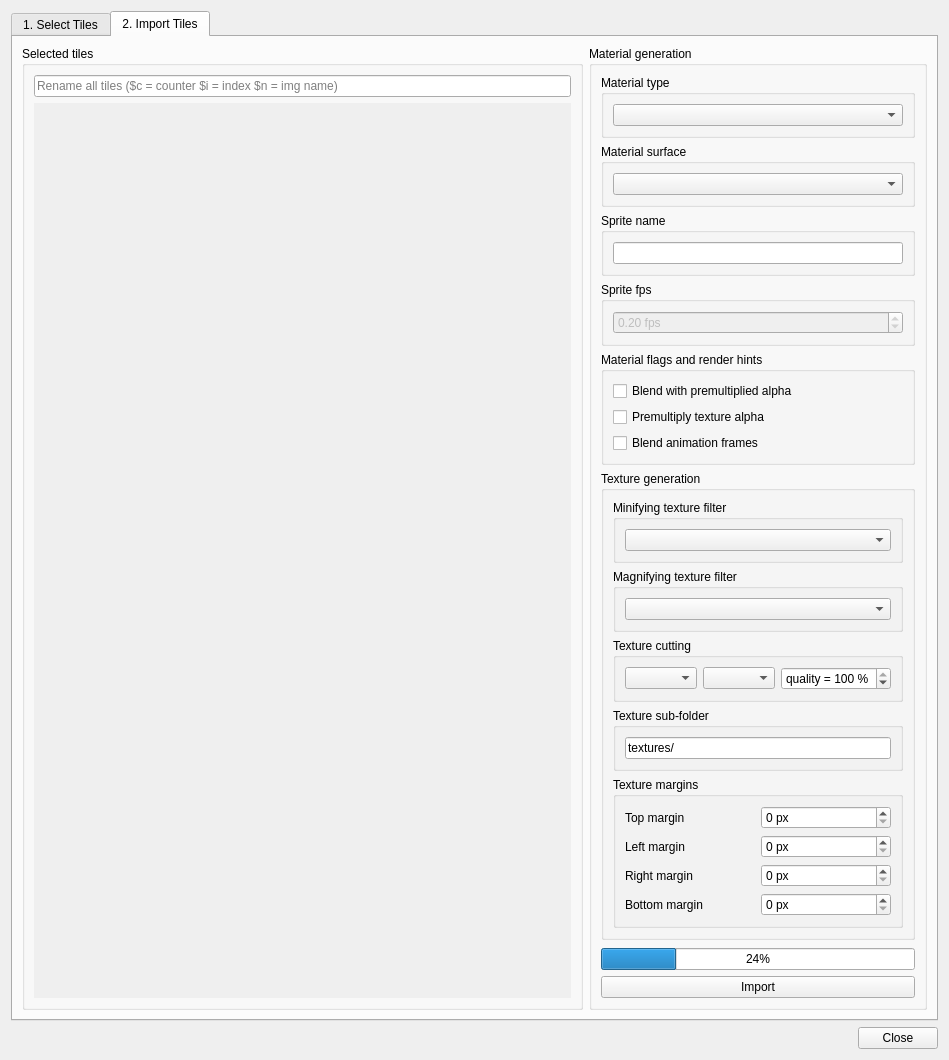
ensisoft/detonator, file editor/gui/dlgtileimport.ui: the form before one commit.
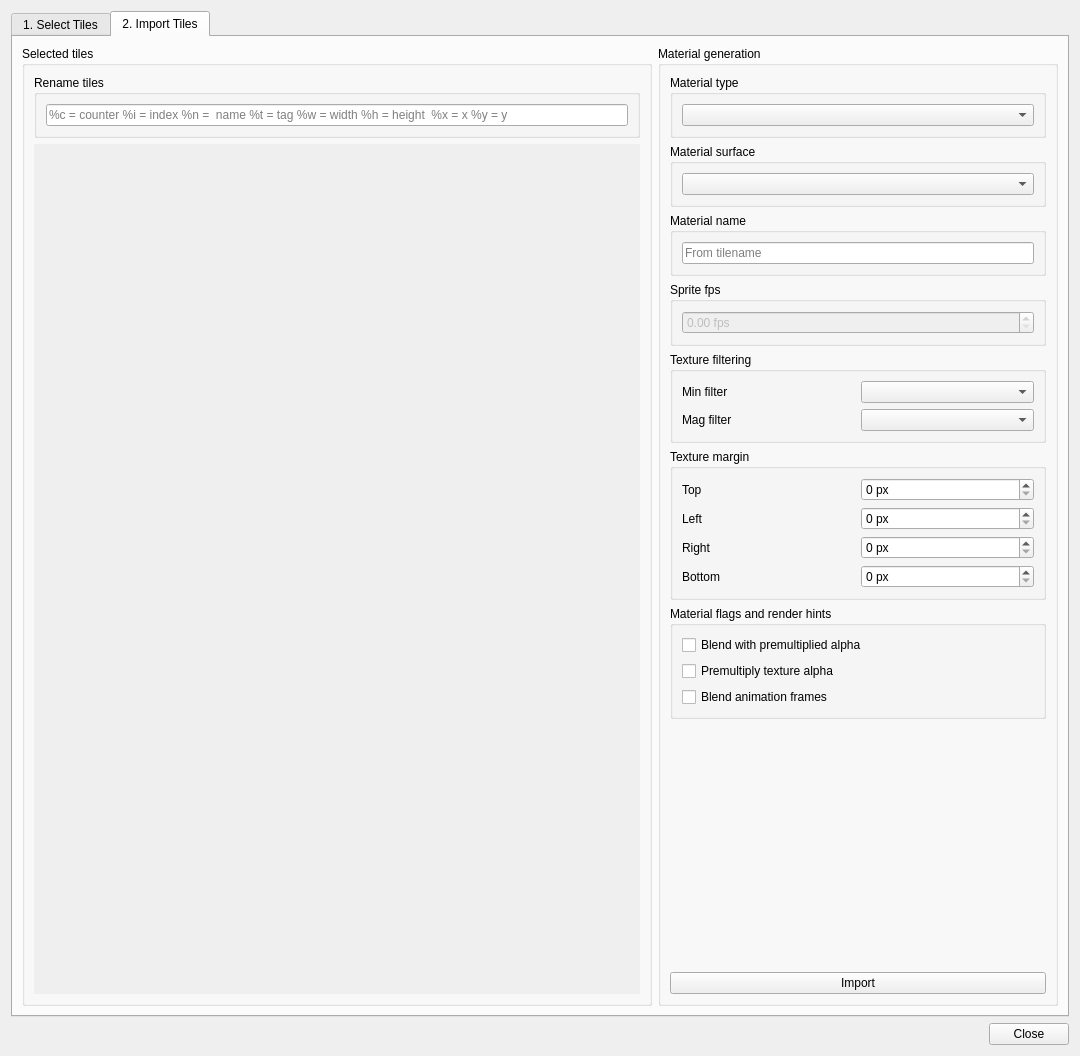
The form after the commit. The open tabs and pages were chosen to show the change. Icons and pictures are not drawn. Custom widgets are drawn as their Qt base class.

Commit message:
Refactor and enhance DlgTileImport in editor
Refactor and enhance DlgTileImport in editor.
- Load geometry before showing the dialog for smoother UX.
- Load other state after the dialog has been shown for smoother UX.
- Refactor the JSON loading to use the functionality in imgpack.cpp.
- Remove the texture cutting stuff. It now lives in DlgImgView.
- Add UI for min, mag texture filtering. These are initialized from
  the JSON initially.

```diff
--- a/editor/gui/dlgtileimport.ui
+++ b/editor/gui/dlgtileimport.ui
@@ -6,8 +6,8 @@
    <rect>
     <x>0</x>
     <y>0</y>
-    <width>949</width>
-    <height>1059</height>
+    <width>1080</width>
+    <height>1056</height>
    </rect>
   </property>
   <property name="windowTitle">
@@ -232,10 +232,22 @@
          </property>
          <layout class="QVBoxLayout" name="verticalLayout_4">
           <item>
-           <widget class="QLineEdit" name="renameTiles">
-            <property name="placeholderText">
-             <string>Rename all tiles ($c = counter $i = index $n = img name)</string>
+           <widget class="QGroupBox" name="groupBox_9">
+            <property name="title">
+             <string>Rename tiles</string>
             </property>
+            <property name="flat">
+             <bool>true</bool>
+            </property>
+            <layout class="QVBoxLayout" name="verticalLayout_12">
+             <item>
+              <widget class="QLineEdit" name="renameTemplate">
+               <property name="placeholderText">
+                <string>%c = counter %i = index %n =  name %t = tag %w = width %h = height  %x = x %y = y</string>
+               </property>
+              </widget>
+             </item>
+            </layout>
            </widget>
           </item>
           <item>
@@ -257,8 +269,8 @@
               <rect>
                <x>0</x>
                <y>0</y>
-               <width>537</width>
-               <height>897</height>
+               <width>633</width>
+               <height>860</height>
               </rect>
              </property>
              <property name="sizePolicy">
@@ -282,6 +294,18 @@
         <layout class="QVBoxLayout" name="verticalLayout_5">
          <item>
           <widget class="QGroupBox" name="groupBox_3">
+           <property name="sizePolicy">
+            <sizepolicy hsizetype="Preferred" vsizetype="Preferred">
+             <horstretch>0</horstretch>
+             <verstretch>0</verstretch>
+            </sizepolicy>
+           </property>
+           <property name="minimumSize">
+            <size>
+             <width>400</width>
+             <height>0</height>
+            </size>
+           </property>
            <property name="title">
             <string>Material generation</string>
            </property>
@@ -289,59 +313,175 @@
             <bool>false</bool>
            </property>
            <layout class="QGridLayout" name="gridLayout_2">
-            <item row="4" column="0">
-             <widget class="QGroupBox" name="groupBox_6">
-              <property name="title">
-               <string>Material surface</string>
-              </property>
-              <property name="flat">
-               <bool>true</bool>
-              </property>
-              <layout class="QVBoxLayout" name="verticalLayout_9">
-               <item>
-                <widget class="QComboBox" name="surfaceType">
-                 <property name="sizePolicy">
-                  <sizepolicy hsizetype="Preferred" vsizetype="Fixed">
-                   <horstretch>0</horstretch>
-                   <verstretch>0</verstretch>
-                  </sizepolicy>
-                 </property>
-                </widget>
-               </item>
-              </layout>
-             </widget>
-            </item>
             <item row="11" column="0">
-             <layout class="QVBoxLayout" name="verticalLayout_17">
-              <item>
-               <widget class="QProgressBar" name="progressBar">
-                <property name="sizePolicy">
-                 <sizepolicy hsizetype="Preferred" vsizetype="Fixed">
-                  <horstretch>0</horstretch>
-                  <verstretch>0</verstretch>
-                 </sizepolicy>
-                </property>
-                <property name="value">
-                 <number>24</number>
-                </property>
-               </widget>
-              </item>
-              <item>
-               <widget class="QPushButton" name="btnImport">
-                <property name="sizePolicy">
-                 <sizepolicy hsizetype="Preferred" vsizetype="Fixed">
-                  <horstretch>0</horstretch>
-                  <verstretch>0</verstretch>
-                 </sizepolicy>
-                </property>
-                <property name="text">
-                 <string>Import</string>
-                </property>
-               </widget>
-              </item>
-             </layout>
+             <widget class="QGroupBox" name="groupBox_10">
+              <property name="title">
+               <string>Texture margin</string>
+              </property>
+              <property name="flat">
+               <bool>true</bool>
+              </property>
+              <layout class="QGridLayout" name="gridLayout_4">
+               <item row="0" column="0">
+                <widget class="QLabel" name="label_10">
+                 <property name="sizePolicy">
+                  <sizepolicy hsizetype="Preferred" vsizetype="Preferred">
+                   <horstretch>0</horstretch>
+                   <verstretch>0</verstretch>
+                  </sizepolicy>
+                 </property>
+                 <property name="text">
+                  <string>Top</string>
+                 </property>
+                </widget>
+               </item>
+               <item row="0" column="1">
+                <widget class="QSpinBox" name="topMargin">
+                 <property name="sizePolicy">
+                  <sizepolicy hsizetype="Preferred" vsizetype="Fixed">
+                   <horstretch>0</horstretch>
+                   <verstretch>0</verstretch>
+                  </sizepolicy>
+                 </property>
+                 <property name="suffix">
+                  <string> px</string>
+                 </property>
+                </widget>
+               </item>
+               <item row="1" column="0">
+                <widget class="QLabel" name="label_12">
+                 <property name="sizePolicy">
+                  <sizepolicy hsizetype="Preferred" vsizetype="Preferred">
+                   <horstretch>0</horstretch>
+                   <verstretch>0</verstretch>
+                  </sizepolicy>
+                 </property>
+                 <property name="text">
+                  <string>Left</string>
+                 </property>
+                </widget>
+               </item>
+               <item row="1" column="1">
+                <widget class="QSpinBox" name="leftMargin">
+                 <property name="sizePolicy">
+                  <sizepolicy hsizetype="Preferred" vsizetype="Fixed">
+                   <horstretch>0</horstretch>
+                   <verstretch>0</verstretch>
+                  </sizepolicy>
+                 </property>
+                 <property name="suffix">
+                  <string> px</string>
+                 </property>
+                </widget>
+               </item>
+               <item row="2" column="0">
+                <widget class="QLabel" name="label_13">
+                 <property name="sizePolicy">
+                  <sizepolicy hsizetype="Preferred" vsizetype="Preferred">
+                   <horstretch>0</horstretch>
+                   <verstretch>0</verstretch>
+                  </sizepolicy>
+                 </property>
+                 <property name="text">
+                  <string>Right</string>
+                 </property>
+                </widget>
+               </item>
+               <item row="2" column="1">
+                <widget class="QSpinBox" name="rightMargin">
+                 <property name="sizePolicy">
+                  <sizepolicy hsizetype="Preferred" vsizetype="Fixed">
+                   <horstretch>0</horstretch>
+                   <verstretch>0</verstretch>
+                  </sizepolicy>
+                 </property>
+                 <property name="suffix">
+                  <string> px</string>
+                 </property>
+                </widget>
+               </item>
+               <item row="3" column="0">
+                <widget class="QLabel" name="label_14">
+                 <property name="sizePolicy">
+                  <sizepolicy hsizetype="Preferred" vsizetype="Preferred">
+                   <horstretch>0</horstretch>
+                   <verstretch>0</verstretch>
+                  </sizepolicy>
+                 </property>
+                 <property name="text">
+                  <string>Bottom</string>
+                 </property>
+                </widget>
+               </item>
+               <item row="3" column="1">
+                <widget class="QSpinBox" name="bottomMargin">
+                 <property name="sizePolicy">
+                  <sizepolicy hsizetype="Preferred" vsizetype="Fixed">
+                   <horstretch>0</horstretch>
+                   <verstretch>0</verstretch>
+                  </sizepolicy>
+                 </property>
+                 <property name="suffix">
+                  <string> px</string>
+                 </property>
+                </widget>
+               </item>
+              </layout>
+             </widget>
             </item>
-            <item row="7" column="0">
+            <item row="10" column="0">
+             <widget class="QGroupBox" name="groupBox_4">
+              <property name="title">
+               <string>Texture filtering</string>
+              </property>
+              <property name="flat">
+               <bool>true</bool>
+              </property>
+              <layout class="QGridLayout" name="gridLayout">
+               <item row="0" column="0">
+                <widget class="QLabel" name="label">
+                 <property name="text">
+                  <string>Min filter</string>
+                 </property>
+                </widget>
+               </item>
+               <item row="0" column="1">
+                <widget class="QComboBox" name="minFilter">
+                 <property name="sizePolicy">
+                  <sizepolicy hsizetype="Preferred" vsizetype="Fixed">
+                   <horstretch>0</horstretch>
+                   <verstretch>0</verstretch>
+                  </sizepolicy>
+                 </property>
+                 <property name="currentIndex">
+                  <number>-1</number>
+                 </property>
+                </widget>
+               </item>
+               <item row="1" column="0">
+                <widget class="QLabel" name="label_2">
+                 <property name="text">
+                  <string>Mag filter</string>
+                 </property>
+                </widget>
+               </item>
+               <item row="1" column="1">
+                <widget class="QComboBox" name="magFilter">
+                 <property name="sizePolicy">
+                  <sizepolicy hsizetype="Preferred" vsizetype="Fixed">
+                   <horstretch>0</horstretch>
+                   <verstretch>0</verstretch>
+                  </sizepolicy>
+                 </property>
+                 <property name="currentIndex">
+                  <number>-1</number>
+                 </property>
+                </widget>
+               </item>
+              </layout>
+             </widget>
+            </item>
+            <item row="12" column="0">
              <widget class="QGroupBox" name="groupBox_8">
               <property name="title">
                <string>Material flags and render hints</string>
@@ -374,279 +514,7 @@
               </layout>
              </widget>
             </item>
-            <item row="9" column="0">
-             <widget class="QGroupBox" name="groupBox_4">
-              <property name="title">
-               <string>Texture generation</string>
-              </property>
-              <property name="flat">
-               <bool>true</bool>
-              </property>
-              <layout class="QVBoxLayout" name="verticalLayout_12">
-               <item>
-                <widget class="QGroupBox" name="groupBox_9">
-                 <property name="title">
-                  <string>Minifying texture filter</string>
-                 </property>
-                 <property name="flat">
-                  <bool>true</bool>
-                 </property>
-                 <layout class="QVBoxLayout" name="verticalLayout_13">
-                  <item>
-                   <widget class="QComboBox" name="minFilter">
-                    <property name="sizePolicy">
-                     <sizepolicy hsizetype="Preferred" vsizetype="Fixed">
-                      <horstretch>0</horstretch>
-                      <verstretch>0</verstretch>
-                     </sizepolicy>
-                    </property>
-                    <property name="currentIndex">
-                     <number>-1</number>
-                    </property>
-                   </widget>
-                  </item>
-                 </layout>
-                </widget>
-               </item>
-               <item>
-                <widget class="QGroupBox" name="groupBox_10">
-                 <property name="title">
-                  <string>Magnifying texture filter</string>
-                 </property>
-                 <property name="flat">
-                  <bool>true</bool>
-                 </property>
-                 <layout class="QVBoxLayout" name="verticalLayout_14">
-                  <item>
-                   <widget class="QComboBox" name="magFilter">
-                    <property name="sizePolicy">
-                     <sizepolicy hsizetype="Preferred" vsizetype="Fixed">
-                      <horstretch>0</horstretch>
-                      <verstretch>0</verstretch>
-                     </sizepolicy>
-                    </property>
-                    <property name="currentIndex">
-                     <number>-1</number>
-                    </property>
-                   </widget>
-                  </item>
-                 </layout>
-                </widget>
-               </item>
-               <item>
-                <widget class="QGroupBox" name="groupBox_11">
-                 <property name="title">
-                  <string>Texture cutting</string>
-                 </property>
-                 <property name="flat">
-                  <bool>true</bool>
-                 </property>
-                 <layout class="QVBoxLayout" name="verticalLayout_15">
-                  <item>
-                   <layout class="QHBoxLayout" name="horizontalLayout_3">
-                    <item>
-                     <widget class="QComboBox" name="cmbCutting"/>
-                    </item>
-                    <item>
-                     <widget class="QComboBox" name="cmbImageFormat"/>
-                    </item>
-                    <item>
-                     <widget class="QSpinBox" name="imageQuality">
-                      <property name="sizePolicy">
-                       <sizepolicy hsizetype="Preferred" vsizetype="Fixed">
-                        <horstretch>0</horstretch>
-                        <verstretch>0</verstretch>
-                       </sizepolicy>
-                      </property>
-                      <property name="suffix">
-                       <string> %</string>
-                      </property>
-                      <property name="prefix">
-                       <string>quality = </string>
-                      </property>
-                      <property name="maximum">
-                       <number>100</number>
-                      </property>
-                      <property name="value">
-                       <number>100</number>
-                      </property>
-                     </widget>
-                    </item>
-                   </layout>
-                  </item>
-                 </layout>
-                </widget>
-               </item>
-               <item>
-                <widget class="QGroupBox" name="groupBox_13">
-                 <property name="title">
-                  <string>Texture sub-folder</string>
-                 </property>
-                 <property name="flat">
-                  <bool>true</bool>
-                 </property>
-                 <layout class="QVBoxLayout" name="verticalLayout_16">
-                  <item>
-                   <widget class="QLineEdit" name="textureFolder">
-                    <property name="sizePolicy">
-                     <sizepolicy hsizetype="Preferred" vsizetype="Fixed">
-                      <horstretch>0</horstretch>
-                      <verstretch>0</verstretch>
-                     </sizepolicy>
-                    </property>
-                    <property name="text">
-                     <string>textures/</string>
-                    </property>
-                    <property name="placeholderText">
-                     <string>Sub folder under project directory</string>
-                    </property>
-                   </widget>
-                  </item>
-                 </layout>
-                </widget>
-               </item>
-               <item>
-                <widget class="QGroupBox" name="groupBox_12">
-                 <property name="title">
-                  <string>Texture margins</string>
-                 </property>
-                 <property name="flat">
-                  <bool>true</bool>
-                 </property>
-                 <layout class="QGridLayout" name="gridLayout">
-                  <item row="0" column="0">
-                   <widget class="QLabel" name="label_10">
-                    <property name="sizePolicy">
-                     <sizepolicy hsizetype="Preferred" vsizetype="Preferred">
-                      <horstretch>0</horstretch>
-                      <verstretch>0</verstretch>
-                     </sizepolicy>
-                    </property>
-                    <property name="text">
-                     <string>Top margin</string>
-                    </property>
-                   </widget>
-                  </item>
-                  <item row="0" column="1">
-                   <widget class="QSpinBox" name="tileMarginTop">
-                    <property name="sizePolicy">
-                     <sizepolicy hsizetype="Preferred" vsizetype="Fixed">
-                      <horstretch>0</horstretch>
-                      <verstretch>0</verstretch>
-                     </sizepolicy>
-                    </property>
-                    <property name="suffix">
-                     <string> px</string>
-                    </property>
-                   </widget>
-                  </item>
-                  <item row="1" column="0">
-                   <widget class="QLabel" name="label_12">
-                    <property name="sizePolicy">
-                     <sizepolicy hsizetype="Preferred" vsizetype="Preferred">
-                      <horstretch>0</horstretch>
-                      <verstretch>0</verstretch>
-                     </sizepolicy>
-                    </property>
-                    <property name="text">
-                     <string>Left margin</string>
-                    </property>
-                   </widget>
-                  </item>
-                  <item row="1" column="1">
-                   <widget class="QSpinBox" name="tileMarginLeft">
-                    <property name="sizePolicy">
-                     <sizepolicy hsizetype="Preferred" vsizetype="Fixed">
-                      <horstretch>0</horstretch>
-                      <verstretch>0</verstretch>
-                     </sizepolicy>
-                    </property>
-                    <property name="suffix">
-                     <string> px</string>
-                    </property>
-                   </widget>
-                  </item>
-                  <item row="2" column="0">
-                   <widget class="QLabel" name="label_13">
-                    <property name="sizePolicy">
-                     <sizepolicy hsizetype="Preferred" vsizetype="Preferred">
-                      <horstretch>0</horstretch>
-                      <verstretch>0</verstretch>
-                     </sizepolicy>
-                    </property>
-                    <property name="text">
-                     <string>Right margin</string>
-                    </property>
-                   </widget>
-                  </item>
-                  <item row="2" column="1">
-                   <widget class="QSpinBox" name="tileMarginRight">
-                    <property name="sizePolicy">
-                     <sizepolicy hsizetype="Preferred" vsizetype="Fixed">
-                      <horstretch>0</horstretch>
-                      <verstretch>0</verstretch>
-                     </sizepolicy>
-                    </property>
-                    <property name="suffix">
-                     <string> px</string>
-                    </property>
-                   </widget>
-                  </item>
-                  <item row="3" column="0">
-                   <widget class="QLabel" name="label_14">
-                    <property name="sizePolicy">
-                     <sizepolicy hsizetype="Preferred" vsizetype="Preferred">
-                      <horstretch>0</horstretch>
-                      <verstretch>0</verstretch>
-                     </sizepolicy>
-                    </property>
-                    <property name="text">
-                     <string>Bottom margin</string>
-                    </property>
-                   </widget>
-                  </item>
-                  <item row="3" column="1">
-                   <widget class="QSpinBox" name="tileMarginBottom">
-                    <property name="sizePolicy">
-                     <sizepolicy hsizetype="Preferred" vsizetype="Fixed">
-                      <horstretch>0</horstretch>
-                      <verstretch>0</verstretch>
-                     </sizepolicy>
-                    </property>
-                    <property name="suffix">
-                     <string> px</string>
-                    </property>
-                   </widget>
-                  </item>
-                 </layout>
-                </widget>
-               </item>
-              </layout>
-             </widget>
-            </item>
-            <item row="5" column="0">
-             <widget class="QGroupBox" name="groupBox_7">
-              <property name="title">
-               <string>Sprite name</string>
-              </property>
-              <property name="flat">
-               <bool>true</bool>
-              </property>
-              <layout class="QVBoxLayout" name="verticalLayout_10">
-               <item>
-                <widget class="QLineEdit" name="spriteName">
-                 <property name="sizePolicy">
-                  <sizepolicy hsizetype="Preferred" vsizetype="Fixed">
-                   <horstretch>0</horstretch>
-                   <verstretch>0</verstretch>
-                  </sizepolicy>
-                 </property>
-                </widget>
-               </item>
-              </layout>
-             </widget>
-            </item>
-            <item row="3" column="0">
+            <item row="0" column="0">
              <widget class="QGroupBox" name="groupBox_5">
               <property name="title">
                <string>Material type</string>
@@ -661,20 +529,54 @@
               </layout>
              </widget>
             </item>
-            <item row="10" column="0">
-             <spacer name="verticalSpacer">
-              <property name="orientation">
-               <enum>Qt::Vertical</enum>
+            <item row="1" column="0">
+             <widget class="QGroupBox" name="groupBox_6">
+              <property name="title">
+               <string>Material surface</string>
               </property>
-              <property name="sizeHint" stdset="0">
-               <size>
-                <width>20</width>
-                <height>40</height>
-               </size>
+              <property name="flat">
+               <bool>true</bool>
               </property>
-             </spacer>
+              <layout class="QVBoxLayout" name="verticalLayout_9">
+               <item>
+                <widget class="QComboBox" name="surfaceType">
+                 <property name="sizePolicy">
+                  <sizepolicy hsizetype="Preferred" vsizetype="Fixed">
+                   <horstretch>0</horstretch>
+                   <verstretch>0</verstretch>
+                  </sizepolicy>
+                 </property>
+                </widget>
+               </item>
+              </layout>
+             </widget>
             </item>
-            <item row="6" column="0">
+            <item row="2" column="0">
+             <widget class="QGroupBox" name="groupBox_7">
+              <property name="title">
+               <string>Material name</string>
+              </property>
+              <property name="flat">
+               <bool>true</bool>
+              </property>
+              <layout class="QVBoxLayout" name="verticalLayout_10">
+               <item>
+                <widget class="QLineEdit" name="spriteName">
+                 <property name="sizePolicy">
+                  <sizepolicy hsizetype="Preferred" vsizetype="Fixed">
+                   <horstretch>0</horstretch>
+                   <verstretch>0</verstretch>
+                  </sizepolicy>
+                 </property>
+                 <property name="placeholderText">
+                  <string>From tilename</string>
+                 </property>
+                </widget>
+               </item>
+              </layout>
+             </widget>
+            </item>
+            <item row="8" column="0">
              <widget class="QGroupBox" name="groupBox_14">
               <property name="title">
                <string>Sprite fps</string>
@@ -707,13 +609,43 @@
                   <enum>QAbstractSpinBox::AdaptiveDecimalStepType</enum>
                  </property>
                  <property name="value">
-                  <double>0.200000000000000</double>
+                  <double>0.000000000000000</double>
                  </property>
                 </widget>
                </item>
               </layout>
              </widget>
             </item>
+            <item row="16" column="0">
+             <layout class="QVBoxLayout" name="verticalLayout_17">
+              <item>
+               <widget class="QPushButton" name="btnImport">
+                <property name="sizePolicy">
+                 <sizepolicy hsizetype="Preferred" vsizetype="Fixed">
+                  <horstretch>0</horstretch>
+                  <verstretch>0</verstretch>
+                 </sizepolicy>
+                </property>
+                <property name="text">
+                 <string>Import</string>
+                </property>
+               </widget>
+              </item>
+             </layout>
+            </item>
+            <item row="15" column="0">
+             <spacer name="verticalSpacer">
+              <property name="orientation">
+               <enum>Qt::Vertical</enum>
+              </property>
+              <property name="sizeHint" stdset="0">
+               <size>
+                <width>20</width>
+                <height>40</height>
+               </size>
+              </property>
+             </spacer>
+            </item>
            </layout>
           </widget>
          </item>
```
Left out of the diff: 18 changed lines with no effect on the pictures. The commit also changes 5 other files.
